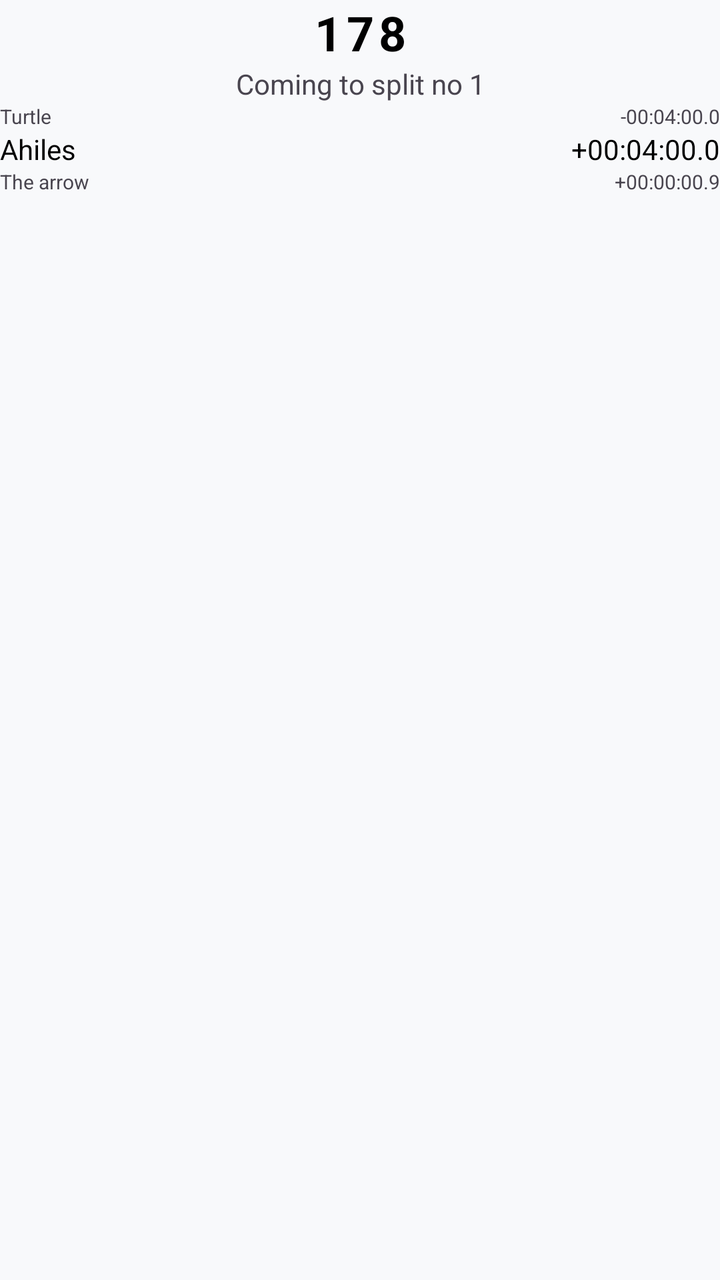
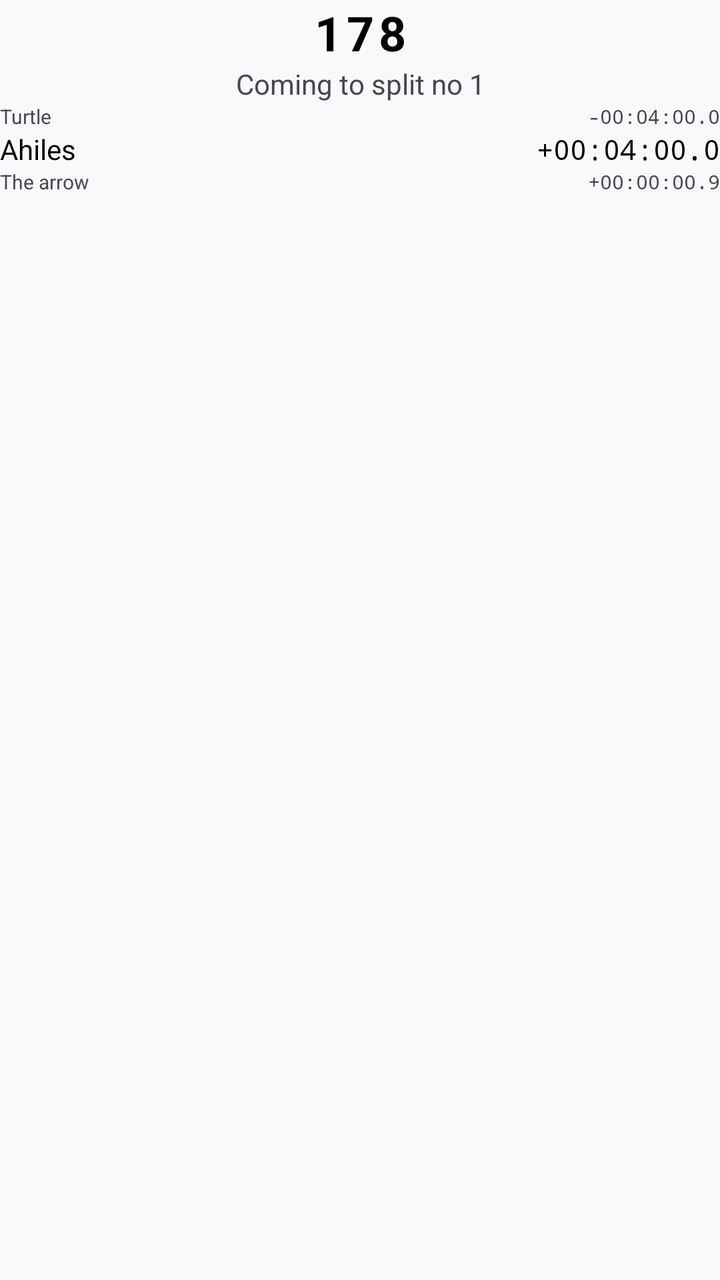

Before-and-after screenshots of an Android layout around one commit, followed by the original layout XML and the change that was made.
<!-- AndroidManifest.xml: application theme AppTheme -->
<!-- res/layout/split_info.xml -->
<?xml version="1.0" encoding="utf-8"?>
<LinearLayout xmlns:android="http://schemas.android.com/apk/res/android"
    android:orientation="vertical"
    android:layout_width="match_parent"
    android:layout_height="match_parent">


    <TextView
        android:id="@+id/numberView"
        android:layout_width="match_parent"
        android:layout_height="wrap_content"
        android:letterSpacing="0.1"
        android:text="178"
        android:textAlignment="center"
        android:textAllCaps="true"
        android:textColor="@color/material_dynamic_primary0"
        android:textSize="24sp"
        android:textStyle="bold" />

            <TextView
                android:id="@+id/splitView"
                android:layout_width="match_parent"
                android:layout_height="wrap_content"
                android:text="Coming to split no 1"
                android:textAlignment="center" />

        <LinearLayout
            android:layout_width="match_parent"
            android:layout_height="wrap_content"
            android:orientation="horizontal">

            <TextView
                android:id="@+id/leader_name_view"
                android:layout_width="wrap_content"
                android:layout_height="wrap_content"
                android:layout_weight="1.0"
                android:text="Turtle"
                android:textSize="10sp" />

            <TextView
                android:id="@+id/leaders_time_view"
                android:layout_width="wrap_content"
                android:layout_height="wrap_content"
                android:text="-00:04:00.0"
                android:textSize="10sp" />
        </LinearLayout>

        <LinearLayout
            android:layout_width="match_parent"
            android:layout_height="wrap_content"
            android:orientation="horizontal"
             >

            <TextView
                android:id="@+id/competitor_name_view"
                android:layout_width="match_parent"
                android:layout_height="wrap_content"
                android:layout_weight="1.0"
                android:text="Ahiles"
                android:textColor="@color/material_dynamic_primary0"
                android:textSize="14sp" />

            <TextView
                android:id="@+id/competitor_time_view"
                android:layout_width="wrap_content"
                android:layout_height="wrap_content"
                android:text="+00:04:00.0"
                android:textColor="@color/material_dynamic_primary0"
                android:textSize="14sp" />
        </LinearLayout>

        <LinearLayout
            android:layout_width="match_parent"
            android:layout_height="wrap_content"
                android:orientation="horizontal">

            <TextView
                android:id="@+id/chaser_name_view"
                android:layout_width="match_parent"
                android:layout_height="wrap_content"
                android:layout_weight="1.0"
                android:text="The arrow"
                android:textSize="10sp" />

            <TextView
                android:id="@+id/chaser_time_view"
                android:layout_width="wrap_content"
                android:layout_height="wrap_content"
                android:text="+00:00:00.9"
                android:textSize="10sp" />
        </LinearLayout>

</LinearLayout>
<!-- resources referenced by this layout -->
<resources>
  <color name="md_theme_primary">#002E3A</color>
  <color name="md_theme_onPrimary">#FFFFFF</color>
  <color name="md_theme_primaryContainer">#004657</color>
  <color name="md_theme_onPrimaryContainer">#7EB3C7</color>
  <color name="md_theme_secondary">#4E6169</color>
  <color name="md_theme_onSecondary">#FFFFFF</color>
  <color name="md_theme_secondaryContainer">#D1E6EF</color>
  <color name="md_theme_onSecondaryContainer">#54676F</color>
  <color name="md_theme_tertiary">#372047</color>
  <color name="md_theme_onTertiary">#FFFFFF</color>
  <color name="md_theme_tertiaryContainer">#4E365E</color>
  <color name="md_theme_onTertiaryContainer">#BFA1D0</color>
  <color name="md_theme_error">#BA1A1A</color>
  <color name="md_theme_onError">#FFFFFF</color>
  <color name="md_theme_errorContainer">#FFDAD6</color>
  <color name="md_theme_onErrorContainer">#93000A</color>
  <color name="md_theme_background">#F8F9FB</color>
  <color name="md_theme_onBackground">#191C1D</color>
  <color name="md_theme_surface">#F8F9FB</color>
  <color name="md_theme_onSurface">#191C1D</color>
  <color name="md_theme_surfaceVariant">#DCE4E8</color>
  <color name="md_theme_onSurfaceVariant">#40484B</color>
  <color name="md_theme_outline">#70787C</color>
  <color name="md_theme_outlineVariant">#C0C8CC</color>
  <color name="md_theme_inverseSurface">#2E3132</color>
  <color name="md_theme_inverseOnSurface">#F0F1F2</color>
  <color name="md_theme_inversePrimary">#99CEE3</color>
  <color name="md_theme_primaryFixed">#B6EBFF</color>
  <color name="md_theme_onPrimaryFixed">#001F28</color>
  <color name="md_theme_primaryFixedDim">#99CEE3</color>
  <color name="md_theme_onPrimaryFixedVariant">#0E4D5E</color>
  <color name="md_theme_secondaryFixed">#D1E6EF</color>
  <color name="md_theme_onSecondaryFixed">#0A1E25</color>
  <color name="md_theme_secondaryFixedDim">#B5CAD3</color>
  <color name="md_theme_onSecondaryFixedVariant">#374A51</color>
  <color name="md_theme_tertiaryFixed">#F3DAFF</color>
  <color name="md_theme_onTertiaryFixed">#281137</color>
  <color name="md_theme_tertiaryFixedDim">#DBBBEC</color>
  <color name="md_theme_onTertiaryFixedVariant">#553D65</color>
  <color name="md_theme_surfaceDim">#D9DADB</color>
  <color name="md_theme_surfaceBright">#F8F9FB</color>
  <color name="md_theme_surfaceContainerLowest">#FFFFFF</color>
  <color name="md_theme_surfaceContainerLow">#F3F4F5</color>
  <color name="md_theme_surfaceContainer">#EDEEEF</color>
  <color name="md_theme_surfaceContainerHigh">#E7E8E9</color>
  <color name="md_theme_surfaceContainerHighest">#E1E2E4</color>
  <!-- unchanged entries left out for length: 1 -->
</resources>

<!-- the commit's change to res/layout/split_info.xml (unified diff, before → after) -->
@@ -42,6 +42,7 @@
                 android:layout_width="wrap_content"
                 android:layout_height="wrap_content"
                 android:text="-00:04:00.0"
+                android:fontFamily="monospace"
                 android:textSize="10sp" />
         </LinearLayout>
 
@@ -65,6 +66,7 @@
                 android:layout_width="wrap_content"
                 android:layout_height="wrap_content"
                 android:text="+00:04:00.0"
+                android:fontFamily="monospace"
                 android:textColor="@color/material_dynamic_primary0"
                 android:textSize="14sp" />
         </LinearLayout>
@@ -87,6 +89,7 @@
                 android:layout_width="wrap_content"
                 android:layout_height="wrap_content"
                 android:text="+00:00:00.9"
+                android:fontFamily="monospace"
                 android:textSize="10sp" />
         </LinearLayout>
 
